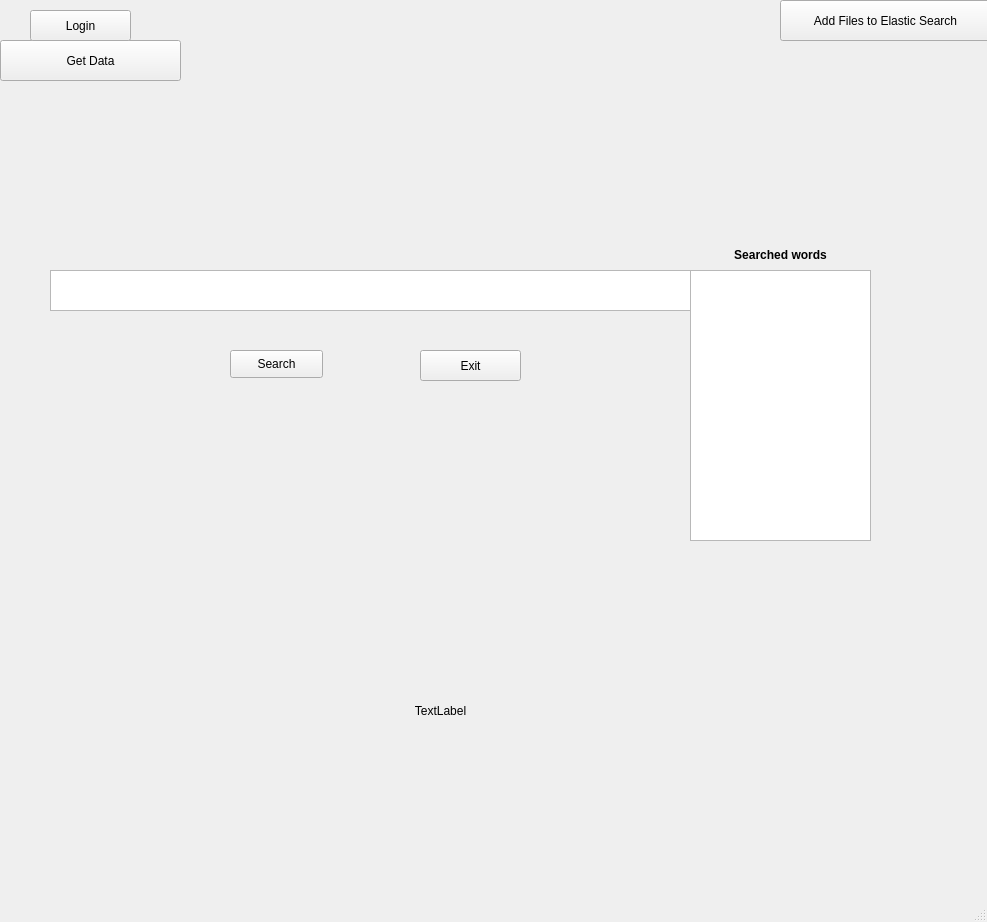
Above: guiTest.ui from mm528/ElasticSearch before the change. Below: the same form after it.
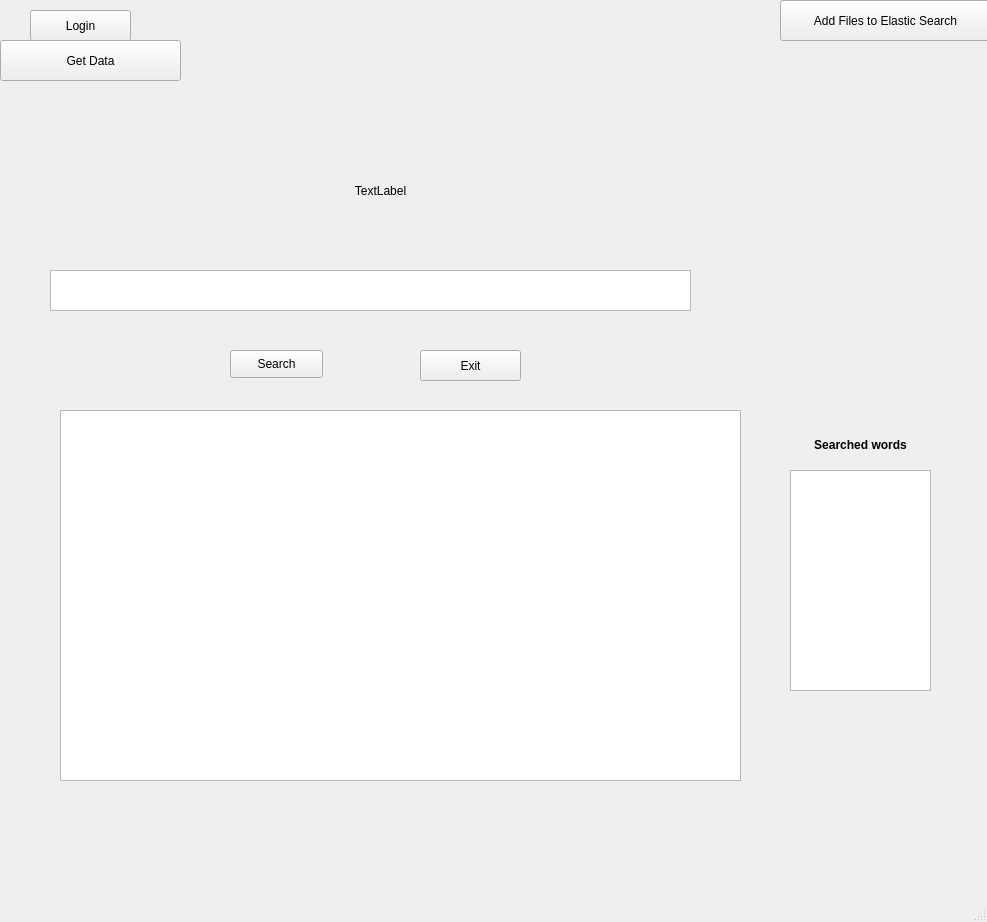
That is the form after the change.

```diff
--- a/guiTest.ui
+++ b/guiTest.ui
@@ -17,9 +17,9 @@
    <widget class="QLabel" name="label">
     <property name="geometry">
      <rect>
-      <x>710</x>
-      <y>240</y>
-      <width>141</width>
+      <x>800</x>
+      <y>430</y>
+      <width>121</width>
       <height>31</height>
      </rect>
     </property>
@@ -43,10 +43,10 @@
    <widget class="QTextEdit" name="textEditRight">
     <property name="geometry">
      <rect>
-      <x>690</x>
-      <y>270</y>
-      <width>181</width>
-      <height>271</height>
+      <x>790</x>
+      <y>470</y>
+      <width>141</width>
+      <height>221</height>
      </rect>
     </property>
    </widget>
@@ -109,10 +109,10 @@
    <widget class="QLabel" name="label_results">
     <property name="geometry">
      <rect>
-      <x>140</x>
-      <y>530</y>
-      <width>601</width>
-      <height>361</height>
+      <x>260</x>
+      <y>140</y>
+      <width>241</width>
+      <height>101</height>
      </rect>
     </property>
     <property name="text">
@@ -135,6 +135,16 @@
      <string>Add Files to Elastic Search</string>
     </property>
    </widget>
+   <widget class="QTextEdit" name="textEdit_Results_From_Elastic">
+    <property name="geometry">
+     <rect>
+      <x>60</x>
+      <y>410</y>
+      <width>681</width>
+      <height>371</height>
+     </rect>
+    </property>
+   </widget>
   </widget>
   <widget class="QMenuBar" name="menubar">
    <property name="geometry">
```
